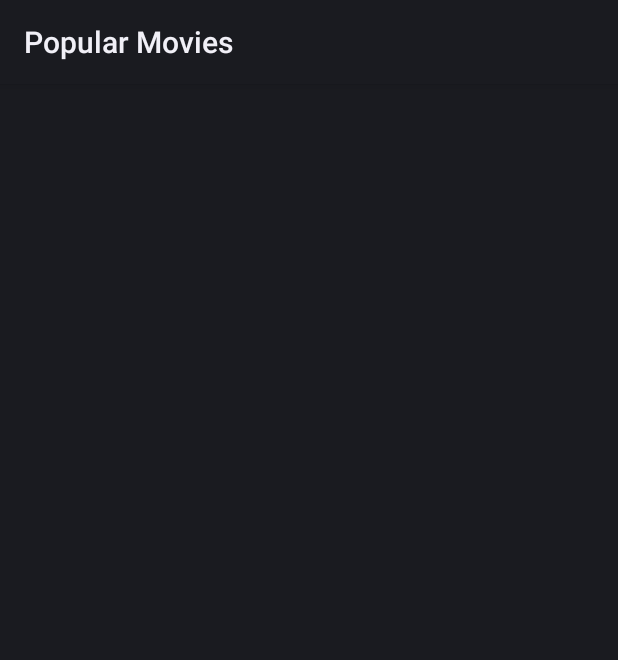
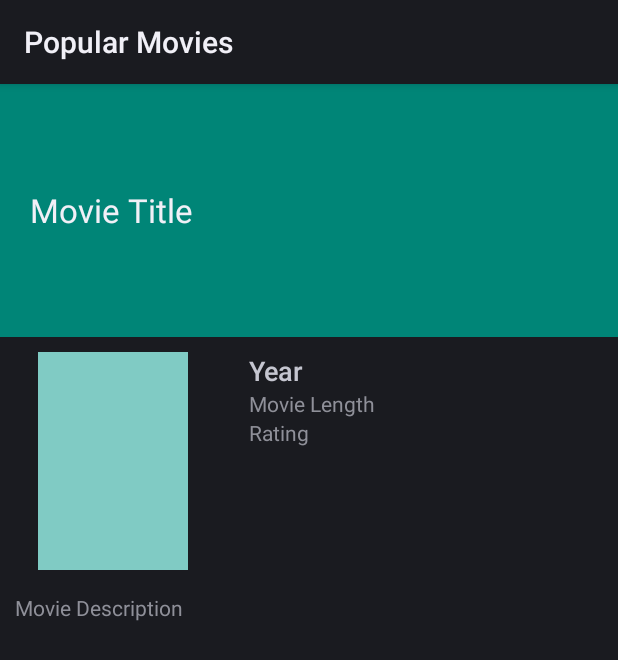
Before and after one commit to ses110/PopularMoviesApp, an Android app: the DetailMovie screen opened directly, with no data from a screen before it, on a phone screen of 412 x 824 dp. Shown: the top 660 px of the screen. Run offline under Robolectric (Android 15) with nearby library versions, the phone set to English and light mode, and no system bars; our stand-ins replace Picasso; pictures from the network do not load.

Commit message:
Fixed layout inconsistencies and began Detail Activity

```diff
--- a/app/src/main/java/com/example/sergioescoto/popularmovies/DetailMovie.java
+++ b/app/src/main/java/com/example/sergioescoto/popularmovies/DetailMovie.java
@@ -1,11 +1,22 @@
 package com.example.sergioescoto.popularmovies;
 
 import android.app.Activity;
+import android.net.Uri;
 import android.os.Bundle;
+import android.widget.ImageView;
+import android.widget.TextView;
+
+import com.squareup.picasso.Picasso;
 
 public class DetailMovie extends Activity {
 
     private final String LOG_TAG = DetailMovie.class.getSimpleName();
+
+    private Movie detailMovie;
+
+    private static String base_path = "http://image.tmdb.org/t/p";
+
+    private static String imageSize = "w185";
 
     @Override
     protected void onCreate(Bundle savedInstanceState) {
@@ -14,8 +25,33 @@ public class DetailMovie extends Activity {
 
         Bundle extras = getIntent().getExtras();
         if (extras != null) {
-            Movie someMovie = extras.getParcelable(MovieConstants.movieDetail);
+            detailMovie = extras.getParcelable(MovieConstants.movieDetail);
         }
+    }
 
+    @Override
+    protected void onStart() {
+        super.onStart();
+
+        if(detailMovie != null) {
+            TextView movieTitle = (TextView) findViewById(R.id.movie_title);
+            TextView movieFullDescription = (TextView) findViewById(R.id.movie_full_description);
+
+            TextView movieYear = (TextView) findViewById(R.id.movie_year);
+            TextView movieLength = (TextView) findViewById(R.id.movie_length);
+            TextView movieRating = (TextView) findViewById(R.id.movie_rating);
+
+            movieTitle.setText(detailMovie.getMovieTitle());
+            movieFullDescription.setText(detailMovie.getOverview());
+            movieYear.setText(detailMovie.getRelease_date());
+            movieLength.setText("120min");
+            movieRating.setText(Double.toString(detailMovie.getVote_average()) + "/10");
+
+            ImageView moviePoster = (ImageView) findViewById(R.id.movie_poster);
+
+            String fullImagePath = Uri.parse(base_path).buildUpon().appendPath(imageSize).appendPath(detailMovie.getPoster_path()).build().toString();
+
+            Picasso.with(this).load(fullImagePath).fit().into(moviePoster);
+        }
     }
 }
--- a/app/src/main/java/com/example/sergioescoto/popularmovies/ImageAdapter.java
+++ b/app/src/main/java/com/example/sergioescoto/popularmovies/ImageAdapter.java
@@ -39,7 +39,9 @@ public class ImageAdapter extends ArrayAdapter<Movie> {
         String fullImagePath = Uri.parse(base_path).buildUpon().appendPath(imageSize).appendPath(currentMovie.getPoster_path()).build().toString();
 
         ImageView currentItemImageView = (ImageView) convertView.findViewById(R.id.list_item_movie_poster_image);
-        Picasso.with(mContext).load(fullImagePath).resize(200, 250).into(currentItemImageView);
+
+
+        Picasso.with(mContext).load(fullImagePath).fit().centerCrop().into(currentItemImageView);
 
         return convertView;
     }
--- a/app/src/main/res/layout/activity_detail_movie.xml
+++ b/app/src/main/res/layout/activity_detail_movie.xml
@@ -1,12 +1,95 @@
 <?xml version="1.0" encoding="utf-8"?>
-<RelativeLayout xmlns:android="http://schemas.android.com/apk/res/android"
+<LinearLayout xmlns:android="http://schemas.android.com/apk/res/android"
     xmlns:tools="http://schemas.android.com/tools"
+    android:orientation="vertical"
     android:layout_width="match_parent"
     android:layout_height="match_parent"
-    android:paddingBottom="@dimen/activity_vertical_margin"
-    android:paddingLeft="@dimen/activity_horizontal_margin"
-    android:paddingRight="@dimen/activity_horizontal_margin"
-    android:paddingTop="@dimen/activity_vertical_margin"
-    tools:context="com.example.sergioescoto.popularmovies.DetailMovie">
+    android:paddingBottom="@dimen/no_vertical_margin"
+    android:paddingLeft="@dimen/no_horizontal_margin"
+    android:paddingRight="@dimen/no_horizontal_margin"
+    android:paddingTop="@dimen/no_vertical_margin"
+    tools:context="com.example.sergioescoto.popularmovies.DetailMovie"
+    android:weightSum="1">
 
-</RelativeLayout>
+    <RelativeLayout
+        android:orientation="vertical"
+        android:layout_width="match_parent"
+        android:layout_height="wrap_content"
+        android:layout_weight="0.2"
+        android:background="@color/accent_material_light"
+        android:padding="20dp">
+
+        <TextView
+            android:id="@+id/movie_title"
+            android:layout_width="wrap_content"
+            android:layout_height="wrap_content"
+            android:textAppearance="?android:attr/textAppearanceLarge"
+            android:text="Movie Title"
+            android:layout_centerVertical="true"
+            android:layout_alignParentLeft="true"
+            android:layout_alignParentStart="true" />
+    </RelativeLayout>
+
+    <LinearLayout
+        android:orientation="vertical"
+        android:layout_width="match_parent"
+        android:layout_height="wrap_content"
+        android:layout_weight="0.80">
+
+        <LinearLayout
+            android:orientation="horizontal"
+            android:layout_width="match_parent"
+            android:layout_height="wrap_content">
+
+            <ImageView
+                android:id="@+id/movie_poster"
+                android:layout_width="100dp"
+                android:layout_height="145dp"
+                android:layout_marginLeft="25dp"
+                android:layout_marginTop="10dp"
+                android:layout_marginRight="25dp"
+                android:layout_marginBottom="5dp"
+                android:background="@color/accent_material_dark" />
+
+            <LinearLayout
+                android:orientation="vertical"
+                android:layout_width="match_parent"
+                android:layout_height="match_parent"
+                android:longClickable="false"
+                android:paddingLeft="15dp"
+                android:paddingTop="10dp"
+                android:paddingRight="20dp"
+                android:paddingBottom="5dp">
+
+                <TextView
+                    android:layout_width="wrap_content"
+                    android:layout_height="wrap_content"
+                    android:textAppearance="?android:attr/textAppearanceMedium"
+                    android:text="Year"
+                    android:id="@+id/movie_year" />
+
+                <TextView
+                    android:layout_width="wrap_content"
+                    android:layout_height="wrap_content"
+                    android:textAppearance="?android:attr/textAppearanceSmall"
+                    android:text="Movie Length"
+                    android:id="@+id/movie_length" />
+
+                <TextView
+                    android:layout_width="wrap_content"
+                    android:layout_height="wrap_content"
+                    android:textAppearance="?android:attr/textAppearanceSmall"
+                    android:text="Rating"
+                    android:id="@+id/movie_rating" />
+            </LinearLayout>
+
+        </LinearLayout>
+
+        <TextView
+            android:id="@+id/movie_full_description"
+            android:layout_width="wrap_content"
+            android:layout_height="wrap_content"
+            android:text="Movie Description"
+            android:padding="10dp" />
+    </LinearLayout>
+</LinearLayout>
--- a/app/src/main/res/values/dimens.xml
+++ b/app/src/main/res/values/dimens.xml
@@ -2,7 +2,7 @@
     <!-- Default screen margins, per the Android Design guidelines. -->
     <dimen name="activity_horizontal_margin">16dp</dimen>
     <dimen name="activity_vertical_margin">16dp</dimen>
-    <dimen name="main_activity_horizontal_margin">0dp</dimen>
-    <dimen name="main_activity_vertical_margin">0dp</dimen>
+    <dimen name="no_horizontal_margin">0dp</dimen>
+    <dimen name="no_vertical_margin">0dp</dimen>
     <dimen name="fab_margin">16dp</dimen>
 </resources>
```
Also changed, not shown: app/src/main/java/com/example/sergioescoto/popularmovies/MainActivity.java (+2 -23 lines), app/src/main/java/com/example/sergioescoto/popularmovies/Movie.java (+26 -0 lines), app/src/main/res/layout/activity_main.xml (+5 -7 lines).
